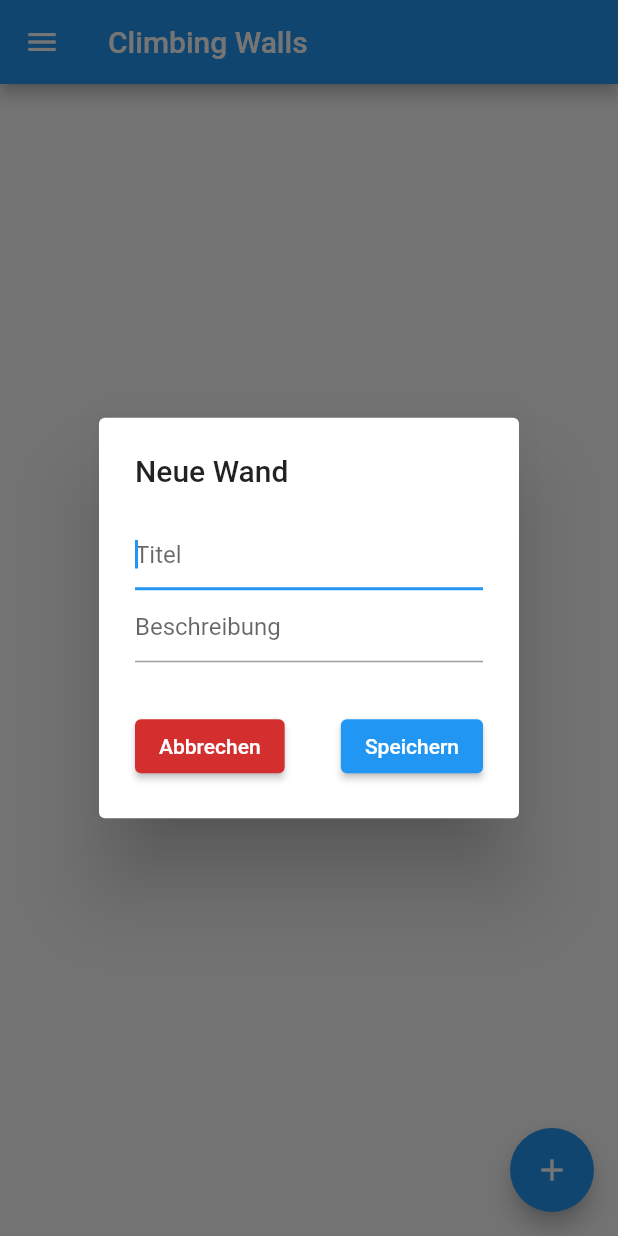
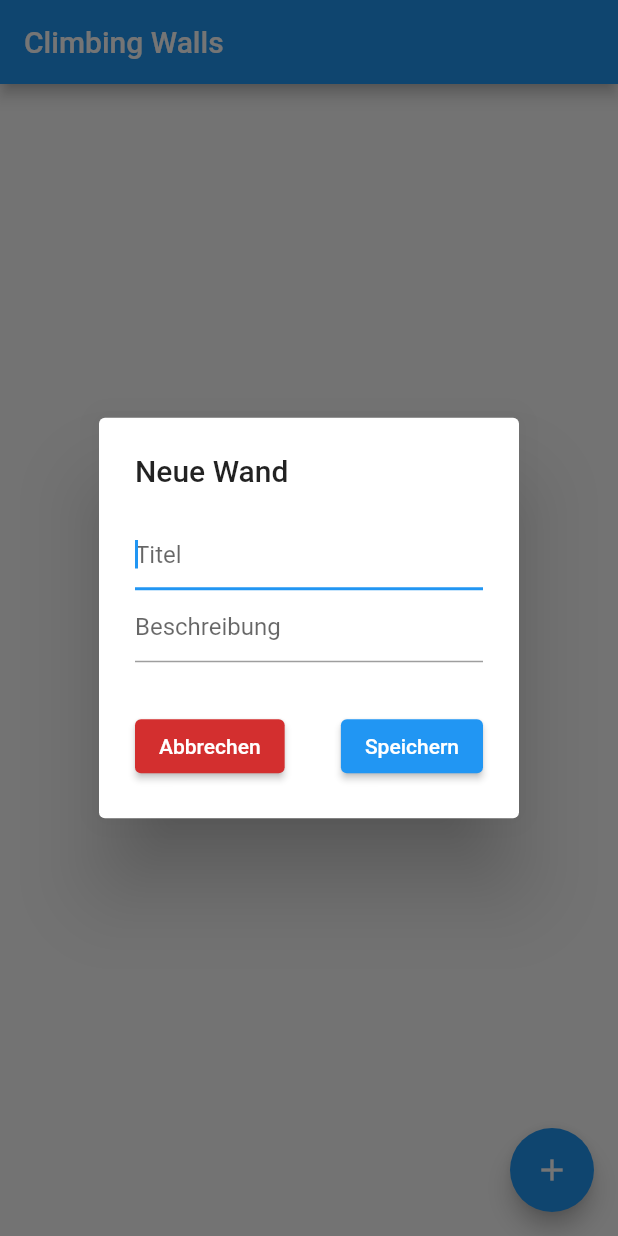
Before and after one commit to lectary/ClimbingAlien, a Flutter app: the screen it shows after launch, after a tap on the "add" icon, on a phone screen of 412 x 824 dp. Run offline on Flutter 3.47's test engine with Material 2 defaults, Android fonts, the phone set to English and light mode, and no system bars; our stand-ins replace camera, floor, fluttertoast, sqflite; accounts and stored records are empty; generated files the repository leaves out were written again.

Commit message:
Refactor wall screen and disable obsolete drawer

```diff
--- a/lib/main.dart
+++ b/lib/main.dart
@@ -7,7 +7,8 @@ import 'package:climbing_alien/viewmodels/route_viewmodel.dart';
 import 'package:climbing_alien/viewmodels/wall_viewmodel.dart';
 import 'package:climbing_alien/views/camera/camera_screen.dart';
 import 'package:climbing_alien/views/route_editor/route_editor_screen.dart';
-import 'package:climbing_alien/views/route_management/route_management_screen.dart';
+import 'package:climbing_alien/views/route_management/route_screen.dart';
+import 'package:climbing_alien/views/route_management/wall_screen.dart';
 import 'package:flutter/material.dart';
 import 'package:provider/provider.dart';
 
@@ -47,9 +48,9 @@ class ClimbingApp extends StatelessWidget {
       theme: ThemeData(
         primarySwatch: Colors.blue,
       ),
-      initialRoute: RouteManagementScreen.routeName,
+      initialRoute: WallScreen.routeName,
       routes: {
-        RouteManagementScreen.routeName: (context) => RouteManagementScreen(),
+        WallScreen.routeName: (context) => WallScreen(),
         RouteEditorScreen.routeName: (context) => RouteEditorScreen(),
         CameraScreen.routeName: (context) => CameraScreen(),
       },
--- a/lib/views/drawer/app_drawer.dart
+++ b/lib/views/drawer/app_drawer.dart
@@ -1,5 +1,6 @@
 import 'package:climbing_alien/views/camera/camera_screen.dart';
 import 'package:climbing_alien/views/route_editor/route_editor_screen.dart';
+import 'package:climbing_alien/views/route_management/wall_screen.dart';
 import 'package:flutter/material.dart';
 import 'package:fluttertoast/fluttertoast.dart';
 
@@ -14,6 +15,7 @@ class AppDrawer extends StatelessWidget {
           Expanded(
             child: ListView(
               children: [
+                ListTile(title: Text("Route management"), onTap: () => Navigator.pushNamed(context, WallScreen.routeName)),
                 ListTile(
                     title: Text("Route editing"),
                     onTap: () {
@@ -27,7 +29,6 @@ class AppDrawer extends StatelessWidget {
                       return Navigator.pushNamed(context, CameraScreen.routeName);
                     }),
                 ListTile(title: Text("Image management"), onTap: () => Fluttertoast.showToast(msg: "Coming soon!")),
-                ListTile(title: Text("Route management"), onTap: () => Fluttertoast.showToast(msg: "Coming soon!")),
               ],
             ),
           )
--- a/lib/views/route_management/route_management_screen.dart
+++ b/lib/views/route_management/wall_screen.dart
@@ -1,12 +1,12 @@
 import 'package:climbing_alien/data/entity/wall.dart';
 import 'package:climbing_alien/viewmodels/wall_viewmodel.dart';
-import 'package:climbing_alien/views/drawer/app_drawer.dart';
+import 'package:climbing_alien/views/route_management/route_screen.dart';
 import 'package:climbing_alien/views/route_management/wall_form.dart';
 import 'package:flutter/material.dart';
 import 'package:provider/provider.dart';
 
-class RouteManagementScreen extends StatelessWidget {
-  static String routeName = '/routeManagement';
+class WallScreen extends StatelessWidget {
+  static String routeName = '/walls';
 
   @override
   Widget build(BuildContext context) {
@@ -15,7 +15,6 @@ class RouteManagementScreen extends StatelessWidget {
       appBar: AppBar(
         title: Text("Climbing Walls"),
       ),
-      drawer: AppDrawer(),
       body: StreamBuilder<List<Wall>>(
         stream: wallModel.wallStream,
         builder: (context, snapshot) {
@@ -30,6 +29,8 @@ class RouteManagementScreen extends StatelessWidget {
                       return ListTile(
                         title: Text(wall.title),
                         subtitle: Text(wall.description),
+                        onTap: () =>
+                            Navigator.push(context, MaterialPageRoute(builder: (context) => RouteScreen(wall))),
                         onLongPress: () => WallForm.showWallFormDialog(context, wall: wall),
                       );
                     });
```
Also changed, not shown: lib/views/route_editor/route_editor_screen.dart (+5 -4 lines).
